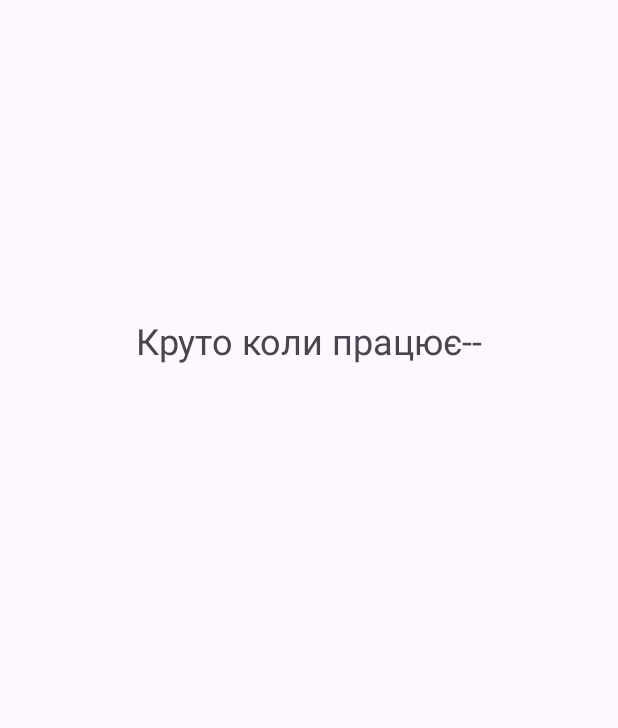
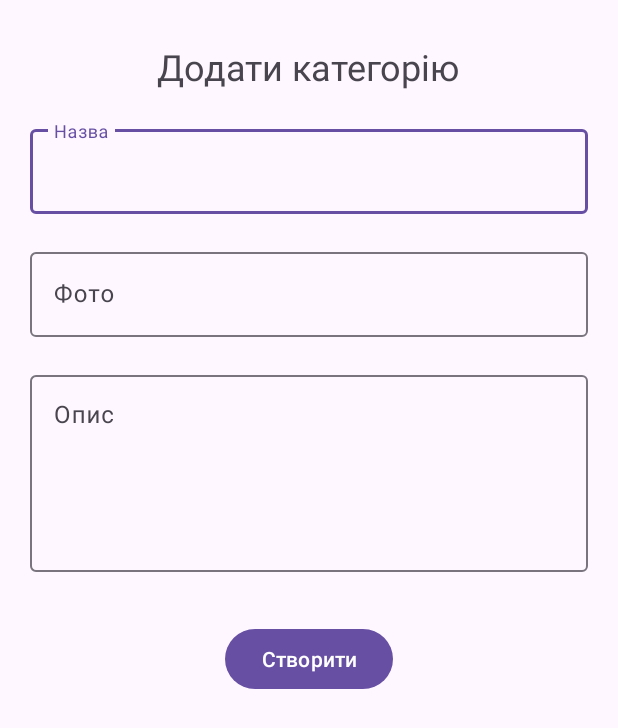
Before and after one commit to novakvova/Android_SPU123, an Android app: the screen it shows after launch (MainActivity before the commit, CategoryCreateActivity after it), on a phone screen of 412 x 824 dp. Shown: the top 728 px of the screen. Run offline under Robolectric (Android 15) with nearby library versions, the phone set to English and light mode, and no system bars.

Commit message:
Begin Identity

```diff
--- a/Lesson 1. Begin/app/build.gradle.kts
+++ b/Lesson 1. Begin/app/build.gradle.kts
@@ -34,6 +34,10 @@ dependencies {
     implementation("com.google.android.material:material:1.8.0")
     implementation("androidx.constraintlayout:constraintlayout:2.1.4")
     implementation("com.github.bumptech.glide:glide:4.16.0")
+    // https://mvnrepository.com/artifact/com.squareup.retrofit2/retrofit
+    implementation("com.squareup.retrofit2:retrofit:2.9.0")
+    // https://mvnrepository.com/artifact/com.squareup.retrofit2/converter-gson
+    implementation("com.squareup.retrofit2:converter-gson:2.9.0")
     annotationProcessor("com.github.bumptech.glide:compiler:4.16.0")
     testImplementation("junit:junit:4.13.2")
     androidTestImplementation("androidx.test.ext:junit:1.1.5")
--- a/Lesson 1. Begin/app/src/main/AndroidManifest.xml
+++ b/Lesson 1. Begin/app/src/main/AndroidManifest.xml
@@ -18,7 +18,7 @@
         android:theme="@style/Theme.MyStore"
         tools:targetApi="31">
         <activity
-            android:name=".MainActivity"
+            android:name=".application.category.CategoryCreateActivity"
             android:exported="true">
             <intent-filter>
                 <action android:name="android.intent.action.MAIN" />
@@ -26,6 +26,10 @@
                 <category android:name="android.intent.category.LAUNCHER" />
             </intent-filter>
         </activity>
+        <activity
+            android:name=".MainActivity"
+            android:exported="false">
+        </activity>
     </application>
 
 </manifest>
--- /dev/null
+++ b/Lesson 1. Begin/app/src/main/java/com/example/mystore/application/category/CategoryCreateActivity.java
@@ -0,0 +1,68 @@
+package com.example.mystore.application.category;
+
+import androidx.appcompat.app.AppCompatActivity;
+
+import android.os.Bundle;
+import android.util.Log;
+import android.view.View;
+
+import com.example.mystore.R;
+import com.example.mystore.application.dto.category.CategoryCreateDTO;
+import com.example.mystore.application.dto.category.CategoryItemDTO;
+import com.example.mystore.application.service.ApplicationNetwork;
+import com.google.android.material.textfield.TextInputLayout;
+
+import retrofit2.Call;
+import retrofit2.Callback;
+import retrofit2.Response;
+
+public class CategoryCreateActivity extends AppCompatActivity {
+
+    TextInputLayout tfCategoryName;
+    TextInputLayout tfCategoryImage;
+    TextInputLayout tfCategoryDescription;
+    @Override
+    protected void onCreate(Bundle savedInstanceState) {
+        super.onCreate(savedInstanceState);
+        setContentView(R.layout.activity_category_create);
+
+        tfCategoryName=findViewById(R.id.tfCategoryName);
+        tfCategoryImage=findViewById(R.id.tfCategoryImage);
+        tfCategoryDescription=findViewById(R.id.tfCategoryDescription);
+    }
+
+    public void onClickCreateCategory(View view)
+    {
+        String name = tfCategoryName.getEditText().getText().toString().trim();
+        String image = tfCategoryImage.getEditText().getText().toString().trim();
+        String description = tfCategoryDescription.getEditText().getText().toString().trim();
+        Log.d("salo","-----Нажали кнопку-----" + name);
+        Log.d("salo","-----Нажали кнопку-----" + image);
+        Log.d("salo","-----Нажали кнопку-----" + description);
+
+        //tfCategoryName.setError("Вкажіть назву");
+
+//        CategoryCreateDTO dto = new CategoryCreateDTO();
+//        dto.setName(name);
+//        dto.setImage(image);
+//        dto.setDescription(description);
+//        ApplicationNetwork.getInstance()
+//                .getCategoriesApi()
+//                .create(dto)
+//                .enqueue(new Callback<CategoryItemDTO>() {
+//                    @Override
+//                    public void onResponse(Call<CategoryItemDTO> call, Response<CategoryItemDTO> response) {
+//                        if(response.isSuccessful())
+//                        {
+//                            CategoryItemDTO result = response.body();
+//                            Log.i("salo", "---id--"+ result.getId());
+//                        }
+//                    }
+//
+//                    @Override
+//                    public void onFailure(Call<CategoryItemDTO> call, Throwable t) {
+//
+//                    }
+//                });
+    }
+}
--- /dev/null
+++ b/Lesson 1. Begin/app/src/main/res/layout/activity_category_create.xml
@@ -0,0 +1,95 @@
+<?xml version="1.0" encoding="utf-8"?>
+<ScrollView xmlns:android="http://schemas.android.com/apk/res/android"
+    xmlns:app="http://schemas.android.com/apk/res-auto"
+    xmlns:tools="http://schemas.android.com/tools"
+    android:layout_width="match_parent"
+    android:layout_height="match_parent">
+
+    <androidx.constraintlayout.widget.ConstraintLayout
+        android:layout_width="match_parent"
+        android:layout_height="match_parent"
+        android:layout_marginStart="20dp"
+        android:layout_marginEnd="20dp"
+        tools:context=".application.category.CategoryCreateActivity">
+
+        <TextView
+            android:id="@+id/tvTitle"
+            android:layout_width="wrap_content"
+            android:layout_height="wrap_content"
+            android:layout_marginTop="28dp"
+            android:text="Додати категорію"
+            android:textSize="24dp"
+            app:layout_constraintEnd_toEndOf="parent"
+            app:layout_constraintHorizontal_bias="0.497"
+            app:layout_constraintStart_toStartOf="parent"
+            app:layout_constraintTop_toTopOf="parent" />
+
+        <com.google.android.material.textfield.TextInputLayout
+            android:id="@+id/tfCategoryName"
+            android:layout_width="match_parent"
+            android:layout_height="wrap_content"
+            android:layout_marginTop="20dp"
+            android:hint="@string/category_name"
+            app:layout_constraintEnd_toEndOf="parent"
+            app:layout_constraintHorizontal_bias="0.497"
+            app:layout_constraintStart_toStartOf="parent"
+            app:layout_constraintTop_toBottomOf="@id/tvTitle">
+
+            <com.google.android.material.textfield.TextInputEditText
+                android:id="@+id/txtCategoryName"
+                android:layout_width="match_parent"
+                android:layout_height="wrap_content" />
+        </com.google.android.material.textfield.TextInputLayout>
+
+        <com.google.android.material.textfield.TextInputLayout
+            android:id="@+id/tfCategoryImage"
+            android:layout_width="match_parent"
+            android:layout_height="wrap_content"
+            android:layout_marginTop="20dp"
+            android:hint="@string/category_image"
+            app:layout_constraintEnd_toEndOf="parent"
+            app:layout_constraintHorizontal_bias="0.497"
+            app:layout_constraintStart_toStartOf="parent"
+            app:layout_constraintTop_toBottomOf="@id/tfCategoryName">
+
+            <com.google.android.material.textfield.TextInputEditText
+                android:id="@+id/txtCategoryImage"
+                android:layout_width="match_parent"
+                android:layout_height="wrap_content" />
+        </com.google.android.material.textfield.TextInputLayout>
+
+        <com.google.android.material.textfield.TextInputLayout
+            android:id="@+id/tfCategoryDescription"
+            android:layout_width="match_parent"
+            android:layout_height="wrap_content"
+            android:layout_marginTop="20dp"
+            android:hint="@string/category_description"
+            app:layout_constraintEnd_toEndOf="parent"
+            app:layout_constraintHorizontal_bias="0.497"
+            app:layout_constraintStart_toStartOf="parent"
+            app:layout_constraintTop_toBottomOf="@id/tfCategoryImage">
+
+            <com.google.android.material.textfield.TextInputEditText
+                android:id="@+id/txtCategoryDescription"
+                android:layout_width="match_parent"
+                android:layout_height="wrap_content"
+                android:gravity="start"
+                android:inputType="textMultiLine"
+                android:lines="5"
+                android:maxLines="10" />
+        </com.google.android.material.textfield.TextInputLayout>
+
+        <Button
+            android:id="@+id/btnCategoryCreate"
+            android:layout_width="wrap_content"
+            android:layout_height="wrap_content"
+            android:layout_marginTop="34dp"
+            android:onClick="onClickCreateCategory"
+            android:text="@string/category_add"
+            app:layout_constraintEnd_toEndOf="parent"
+            app:layout_constraintStart_toStartOf="parent"
+            app:layout_constraintTop_toBottomOf="@+id/tfCategoryDescription" />
+
+    </androidx.constraintlayout.widget.ConstraintLayout>
+
+</ScrollView>
--- a/Lesson 1. Begin/app/src/main/res/values/strings.xml
+++ b/Lesson 1. Begin/app/src/main/res/values/strings.xml
@@ -1,3 +1,7 @@
 <resources>
     <string name="app_name">MyStore</string>
+    <string name="category_name">Назва</string>
+    <string name="category_image">Фото</string>
+    <string name="category_description">Опис</string>
+    <string name="category_add">Створити</string>
 </resources>
```
Also changed, not shown: Lesson 1. Begin/app/src/main/java/com/example/mystore/application/dto/category/CategoryCreateDTO.java (added, +31 -0 lines), Lesson 1. Begin/app/src/main/java/com/example/mystore/application/dto/category/CategoryItemDTO.java (added, +40 -0 lines), Lesson 1. Begin/app/src/main/java/com/example/mystore/application/network/CategoriesApi.java (added, +13 -0 lines), Lesson 1. Begin/app/src/main/java/com/example/mystore/application/service/ApplicationNetwork.java (added, +28 -0 lines), 6 other files.
